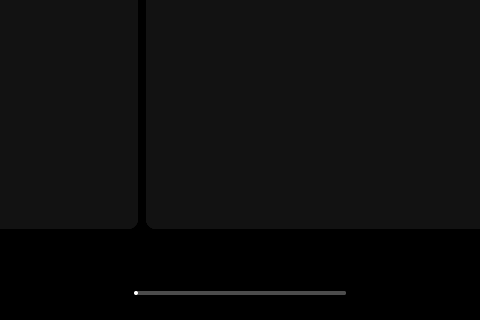
First picture: the form in ui/mainwindow.ui, repository TomasTNunes/AudioStreamer, before the edit; both pictures show x 160 to 640 and y 250 to 570 of the 800 by 570 pixel window.
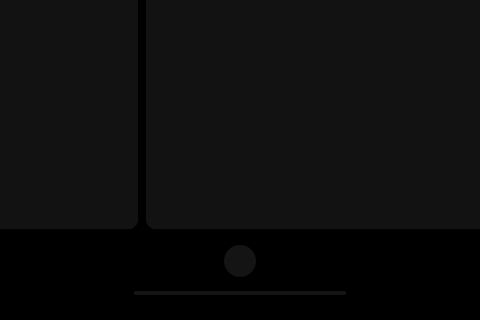
Second picture: the form after the edit. Icons and pictures are not drawn. Custom widgets are drawn as their Qt base class.

Commit message: connect ui slider and AS events

```diff
--- a/ui/mainwindow.ui
+++ b/ui/mainwindow.ui
@@ -1164,6 +1164,12 @@
            <verstretch>0</verstretch>
           </sizepolicy>
          </property>
+         <property name="maximumSize">
+          <size>
+           <width>706</width>
+           <height>16777215</height>
+          </size>
+         </property>
          <layout class="QVBoxLayout" name="verticalLayout_4">
           <property name="spacing">
            <number>0</number>
@@ -1390,6 +1396,9 @@
              </item>
              <item>
               <widget class="RoundButton" name="playButton">
+               <property name="enabled">
+                <bool>false</bool>
+               </property>
                <property name="sizePolicy">
                 <sizepolicy hsizetype="Fixed" vsizetype="Fixed">
                  <horstretch>0</horstretch>
@@ -1467,6 +1476,10 @@
 QPushButton:checked  {
     icon: url(:/assets/buttons/pause.png);
 	padding-left: 0px;
+}
+
+QPushButton:disabled {
+    background-color: rgb(20, 20, 20);
 }</string>
                </property>
                <property name="text">
@@ -1679,6 +1692,11 @@
           </item>
           <item>
            <widget class="QWidget" name="BWCbottomWidget" native="true">
+            <property name="styleSheet">
+             <string notr="true">QLabel:disabled {
+    color: transparent;
+}</string>
+            </property>
             <layout class="QHBoxLayout" name="horizontalLayout_2">
              <property name="spacing">
               <number>8</number>
@@ -1719,6 +1737,9 @@
              </item>
              <item>
               <widget class="HoverSlider" name="playTimeSlider">
+               <property name="enabled">
+                <bool>false</bool>
+               </property>
                <property name="minimumSize">
                 <size>
                  <width>0</width>
@@ -1727,7 +1748,7 @@
                </property>
                <property name="maximumSize">
                 <size>
-                 <width>16777215</width>
+                 <width>630</width>
                  <height>17</height>
                 </size>
                </property>
@@ -1760,7 +1781,20 @@
                 height: 6px;
                 margin: -4px -3px;
                 border-radius: 6px;
-                }</string>
+				}
+				 QSlider::groove:horizontal:disabled {
+                background: rgb(20, 20, 20); /* Grey for the background */
+                }
+
+                QSlider::add-page:horizontal:disabled  {
+                background: rgb(20, 20, 20);
+                }
+
+                QSlider::sub-page:horizontal:disabled  {
+                background: rgb(20, 20, 20);
+                }
+
+</string>
                </property>
                <property name="maximum">
                 <number>100</number>
```
Left out of the diff: 28 changed lines with no effect on the pictures. The commit also changes 9 other files.
